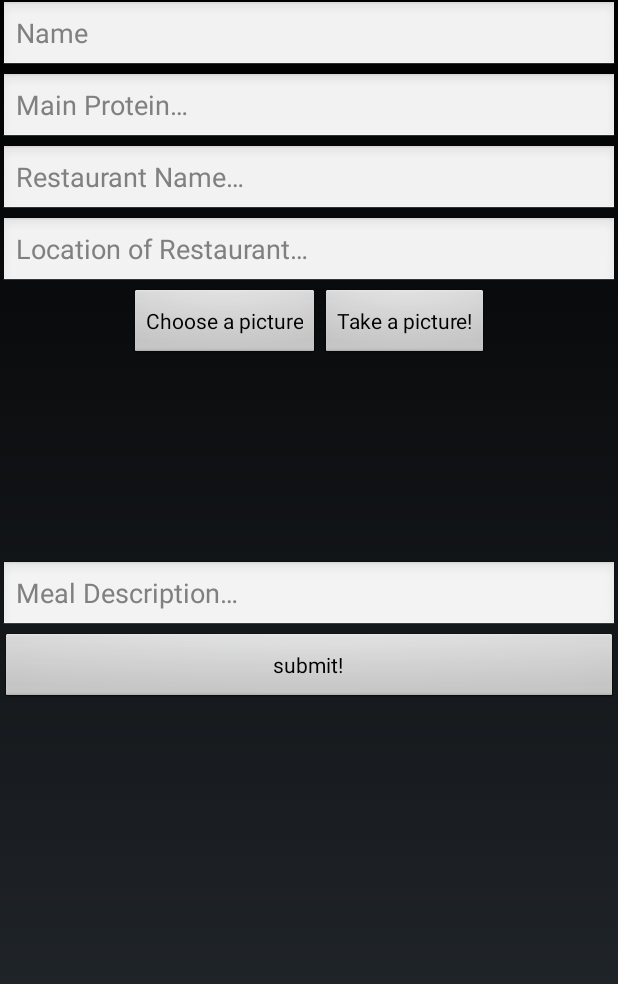
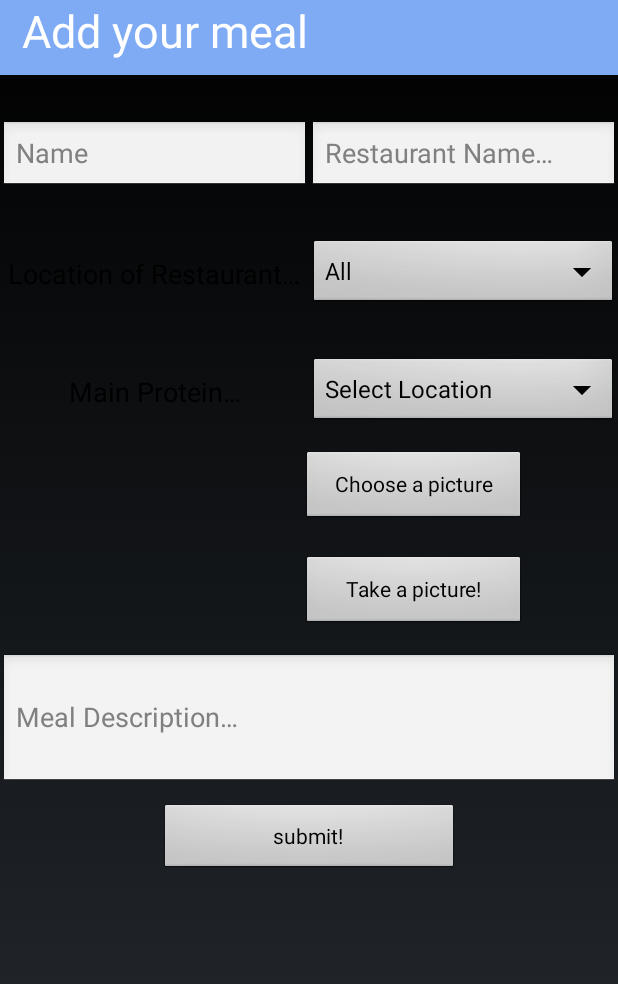
Before and after one commit to jryzkns/VerdeFoodChallenge, an Android app: the uploadMealActivity screen opened directly, with no data from a screen before it, on a phone screen of 412 x 824 dp. Shown: the top 984 px of the screen. Run offline under Robolectric (Android 15) with nearby library versions, the phone set to English and light mode, and no system bars; our stand-ins replace Firebase (no records; nobody signed in at launch, a user with empty details on screens opened directly).

Commit message:
UI from Moc Integrated; camera feature not working at the moment

```diff
--- a/app/src/main/AndroidManifest.xml
+++ b/app/src/main/AndroidManifest.xml
@@ -4,11 +4,8 @@
 
     <uses-permission android:name="android.permission.INTERNET" />
     <uses-permission android:name="android.permission.WRITE_EXTERNAL_STORAGE" />
-    <uses-permission android:name="android.permission.INTERNET" />
     <uses-feature android:name="android.hardware.camera"
         android:required="true" />
-    <uses-permission android:name="android.permission.WRITE_EXTERNAL_STORAGE" />
-
 
     <application
         android:allowBackup="true"
--- a/app/src/main/java/allinmain/cmpt276/verdefoodchallenge/uploadMealActivity.java
+++ b/app/src/main/java/allinmain/cmpt276/verdefoodchallenge/uploadMealActivity.java
@@ -8,10 +8,14 @@ import android.os.Build;
 import android.os.Bundle;
 import android.provider.MediaStore;
 import android.support.annotation.RequiresApi;
+import android.util.Log;
 import android.view.View;
+import android.widget.AdapterView;
+import android.widget.ArrayAdapter;
 import android.widget.Button;
 import android.widget.EditText;
 import android.widget.ImageView;
+import android.widget.Spinner;
 import android.widget.Toast;
 
 import com.google.firebase.firestore.FirebaseFirestore;
@@ -40,6 +44,13 @@ public class uploadMealActivity extends Activity implements View.OnClickListener
     private final int PICK_IMAGE_REQUEST = 71;
     private final int TAKE_IMAGE_REQUEST = 0;
 
+    private Spinner location_spinner;
+    private Spinner protein_spinner;
+    ArrayAdapter<CharSequence> location_adapter;
+    ArrayAdapter<CharSequence> protein_adapter;
+    int protein_selected;
+    int location_selected;
+
     @Override
     protected void onCreate(Bundle savedInstanceState) {
         super.onCreate(savedInstanceState);
@@ -48,9 +59,7 @@ public class uploadMealActivity extends Activity implements View.OnClickListener
         db = FirebaseFirestore.getInstance();
 
         mName = findViewById(R.id.ETmeal_name);
-        mProtein = findViewById(R.id.ETmeal_protein);
         mRestName = findViewById(R.id.ETmealrest_name);
-        mRestLoc = findViewById(R.id.ETmeal_loc);
         mDesc = findViewById(R.id.ETmeal_desc);
 
         submit = findViewById(R.id.submit_meal);
@@ -67,7 +76,41 @@ public class uploadMealActivity extends Activity implements View.OnClickListener
         storage = FirebaseStorage.getInstance();
         storageReference = storage.getReference();
 
+        init_spinner();
+
     }
+
+
+    private void init_spinner(){
+        //set up 2 spinners
+        location_spinner = findViewById(R.id.SPmeal_loc);
+        location_adapter=ArrayAdapter.createFromResource(this,R.array.Locations,android.R.layout.simple_spinner_item);
+        location_adapter.setDropDownViewResource(android.R.layout.simple_expandable_list_item_1);
+        location_spinner.setAdapter(location_adapter);
+        location_spinner.setOnItemSelectedListener(new AdapterView.OnItemSelectedListener() {
+            @Override
+            public void onItemSelected(AdapterView<?> adapterView, View view, int i, long l) {
+                location_selected = i;
+            }
+            @Override
+            public void onNothingSelected(AdapterView<?> adapterView) {}
+        });
+
+        protein_spinner = findViewById(R.id.SPmeal_protein);
+        protein_adapter=ArrayAdapter.createFromResource(this,R.array.Proteins,android.R.layout.simple_spinner_item);
+        protein_adapter.setDropDownViewResource(android.R.layout.simple_expandable_list_item_1);
+        protein_spinner.setAdapter(protein_adapter);
+        protein_spinner.setOnItemSelectedListener(new AdapterView.OnItemSelectedListener() {
+            @Override
+            public void onItemSelected(AdapterView<?> adapterView, View view, int i, long l) {
+                protein_selected = i;
+            }
+            @Override
+            public void onNothingSelected(AdapterView<?> adapterView) {}
+        });
+
+    }
+
 
     @RequiresApi(api = Build.VERSION_CODES.LOLLIPOP_MR1)
     @Override
@@ -77,9 +120,9 @@ public class uploadMealActivity extends Activity implements View.OnClickListener
             case R.id.submit_meal:
 
                 final String meal_name = mName.getText().toString().trim();
-                final String meal_protein = mProtein.getText().toString().trim();
+                final String meal_protein =getResources().getStringArray(R.array.Proteins)[protein_selected];
                 final String meal_Restaurant_Name = mRestName.getText().toString().trim();
-                final String meal_Restaurant_Location = mRestLoc.getText().toString().trim();
+                final String meal_Restaurant_Location =getResources().getStringArray(R.array.Locations)[location_selected];
                 final String meal_Description = mDesc.getText().toString().trim();
 
                 //very naive approach to catch for empty submissions
@@ -110,6 +153,7 @@ public class uploadMealActivity extends Activity implements View.OnClickListener
 
             case R.id.image_camera:
                 Intent cameraIntent = new Intent(MediaStore.ACTION_IMAGE_CAPTURE);
+//                cameraIntent.putExtra(MediaStore.EXTRA_OUTPUT,filepath);
                 startActivityForResult(cameraIntent,TAKE_IMAGE_REQUEST);
                 break;
 
@@ -122,7 +166,6 @@ public class uploadMealActivity extends Activity implements View.OnClickListener
         }
 
     }
-
 
     @Override
     protected void onActivityResult(int requestCode, int resultCode, Intent data) {
@@ -143,6 +186,8 @@ public class uploadMealActivity extends Activity implements View.OnClickListener
             }
 
             preview.setImageBitmap(meal_image);
+        } else {
+            Log.d("jek","result code for onActivityResult returned not ok");
         }
 
     }
@@ -150,6 +195,6 @@ public class uploadMealActivity extends Activity implements View.OnClickListener
     private void upload_meal(String mN, String mP, String mrN, String mrL, String mD, String mDL){
         meal new_meal = new meal(mN,mP,mrN,mrL,mD,mDL);
         db.collection("meals").add(new_meal);
-        this.finish();
+//        this.finish();
     }
 }
--- a/app/src/main/res/layout/uploadmeal.xml
+++ b/app/src/main/res/layout/uploadmeal.xml
@@ -9,74 +9,155 @@
     <LinearLayout
         android:layout_width="match_parent"
         android:layout_height="match_parent"
-        android:orientation="vertical">
+        android:orientation="vertical"
+        android:gravity="center_horizontal">
+
+        <LinearLayout
+            android:id="@+id/headline"
+            android:layout_width="match_parent"
+            android:layout_height="50dp"
+            android:layout_marginTop="0dp"
+            android:background="@color/bar"
+            android:orientation="horizontal">
+
+            <TextView
+                android:layout_width="wrap_content"
+                android:layout_height="match_parent"
+                android:text="  Add your meal"
+                android:textColor="@color/word_bar"
+                android:textSize="30sp" />
+
+        </LinearLayout>
+
+        <LinearLayout
+            android:layout_marginTop="30dp"
+            android:layout_width="match_parent"
+            android:layout_height="wrap_content"
+            android:orientation="horizontal"
+            android:weightSum="2">
 
             <EditText
                 android:id="@+id/ETmeal_name"
                 android:singleLine="true"
                 android:hint="@string/meal_name"
-            android:layout_width="match_parent"
-            android:layout_height="wrap_content" />
-
-        <!--most likely swapping this with a spinner-->
-        <EditText
-            android:id="@+id/ETmeal_protein"
-            android:singleLine="true"
-            android:hint="@string/meal_protein"
-            android:layout_width="match_parent"
-            android:layout_height="wrap_content" />
+                android:layout_width="0dp"
+                android:layout_height="wrap_content"
+                android:layout_weight="1"/>
             <EditText
                 android:id="@+id/ETmealrest_name"
                 android:singleLine="true"
                 android:hint="@string/mealrest_name"
-            android:layout_width="match_parent"
+                android:layout_width="0dp"
+                android:layout_weight="1"
                 android:layout_height="wrap_content" />
 
+        </LinearLayout>
+
+
         <!--most likely swapping this with a spinner-->
-        <EditText
-            android:id="@+id/ETmeal_loc"
-            android:singleLine="true"
-            android:hint="@string/meal_loc"
+        <LinearLayout
+            android:layout_marginTop="30dp"
             android:layout_width="match_parent"
-            android:layout_height="wrap_content" />
+            android:layout_height="wrap_content"
+            android:orientation="horizontal"
+            android:weightSum="2">
+
+            <TextView
+                android:layout_width="0dp"
+                android:layout_weight="1"
+                android:layout_height="match_parent"
+                android:text="@string/meal_loc"
+                android:textColor="#000"
+                android:gravity="center"
+                android:textSize="18dp"/>
+
+            <Spinner
+                android:id="@+id/SPmeal_protein"
+                android:layout_width="0dp"
+                android:layout_weight="1"
+                android:layout_height="wrap_content"></Spinner>
+
+        </LinearLayout>
+
+
+
+
+        <!--most likely swapping this with a spinner-->
+        <LinearLayout
+            android:layout_marginTop="30dp"
+            android:layout_width="match_parent"
+            android:layout_height="wrap_content"
+            android:orientation="horizontal"
+            android:weightSum="2">
+
+            <TextView
+                android:layout_width="0dp"
+                android:layout_weight="1"
+                android:layout_height="match_parent"
+                android:text="@string/meal_protein"
+                android:textColor="#000"
+                android:gravity="center"
+                android:textSize="18dp"/>
+
+            <Spinner
+                android:id="@+id/SPmeal_loc"
+                android:layout_width="0dp"
+                android:layout_weight="1"
+                android:layout_height="wrap_content"></Spinner>
+
+        </LinearLayout>
+
+
 
         <LinearLayout
             android:layout_width="match_parent"
-            android:layout_height="wrap_content"
+            android:layout_height="150dp"
             android:orientation="horizontal"
+            android:gravity="center">
+
+            <!--will need to look into how to dynamically scale the imageview-->
+            <ImageView
+                android:id="@+id/image_preview"
+                android:layout_width="100dp"
+                android:layout_height="100dp" />
+
+            <LinearLayout
+                android:layout_marginLeft="40dp"
+                android:layout_width="wrap_content"
+                android:layout_height="match_parent"
+                android:orientation="vertical"
                 android:gravity="center">
 
                 <Button
                     android:id="@+id/image_upload"
                     android:text="@string/meal_img_upload_hint"
-                android:layout_width="wrap_content"
-                android:layout_height="wrap_content" />
+                    android:layout_width="150dp"
+                    android:layout_height="50dp"
+                    android:layout_marginBottom="20dp"/>
 
                 <Button
                     android:id="@+id/image_camera"
                     android:text="@string/meal_img_camera_hint"
-                android:layout_width="wrap_content"
+                    android:layout_width="150dp"
+                    android:layout_height="50dp" />
+            </LinearLayout>
+
+        </LinearLayout>
+
+
+        <EditText
+            android:id="@+id/ETmeal_desc"
+            android:layout_width="match_parent"
+            android:layout_height="90dp"
+            android:hint="@string/meal_desc"
+            android:maxLines="3"
+            android:singleLine="false" />
+        <Button
+            android:layout_marginTop="10dp"
+            android:id="@+id/submit_meal"
+            android:text="@string/submit_meal"
+            android:layout_width="200dp"
             android:layout_height="wrap_content" />
 
     </LinearLayout>
-
-        <!--will need to look into how to dynamically scale the imageview-->
-        <ImageView
-            android:id="@+id/image_preview"
-            android:layout_width="match_parent"
-            android:layout_height="200px" />
-        <EditText
-            android:id="@+id/ETmeal_desc"
-            android:singleLine="true"
-            android:hint="@string/meal_desc"
-            android:layout_width="match_parent"
-            android:layout_height="wrap_content" />
-        <Button
-            android:id="@+id/submit_meal"
-            android:text="@string/submit_meal"
-            android:layout_width="match_parent"
-            android:layout_height="wrap_content" />
-
-    </LinearLayout>
-
 </android.support.constraint.ConstraintLayout>
--- a/app/src/main/res/values/strings.xml
+++ b/app/src/main/res/values/strings.xml
@@ -60,13 +60,37 @@
     <string name="share">Share</string>
     <string-array name="Locations">
 
-        <item>Selet Location</item>
+        <item>Select Location</item>
         <item>Vancouver</item>
         <item>Burnaby</item>
         <item>Coquitlam</item>
         <item>Surrey</item>
         <item>Richmond</item>
         <item>New Westminster</item>
+    </string-array>
+
+    <string-array name="mLocations">
+
+        <item>Vancouver</item>
+        <item>Burnaby</item>
+        <item>Coquitlam</item>
+        <item>Surrey</item>
+        <item>Richmond</item>
+        <item>New Westminster</item>
+        <item>Other</item>
+    </string-array>
+    <string-array name="Proteins">
+
+        <item>All</item>
+        <item>Meat</item>
+        <item>Cheese</item>
+        <item>Fish</item>
+        <item>Eggs</item>
+        <item>Vegetables</item>
+        <item>Fruits</item>
+        <item>Nuts</item>
+        <item>Tofu</item>
+        <item>Other</item>
     </string-array>
     <string name="cancel">Cancel</string>
     <string name="about_us">about_us</string>
```
Lines whose indentation alone changed are shown as unchanged.
